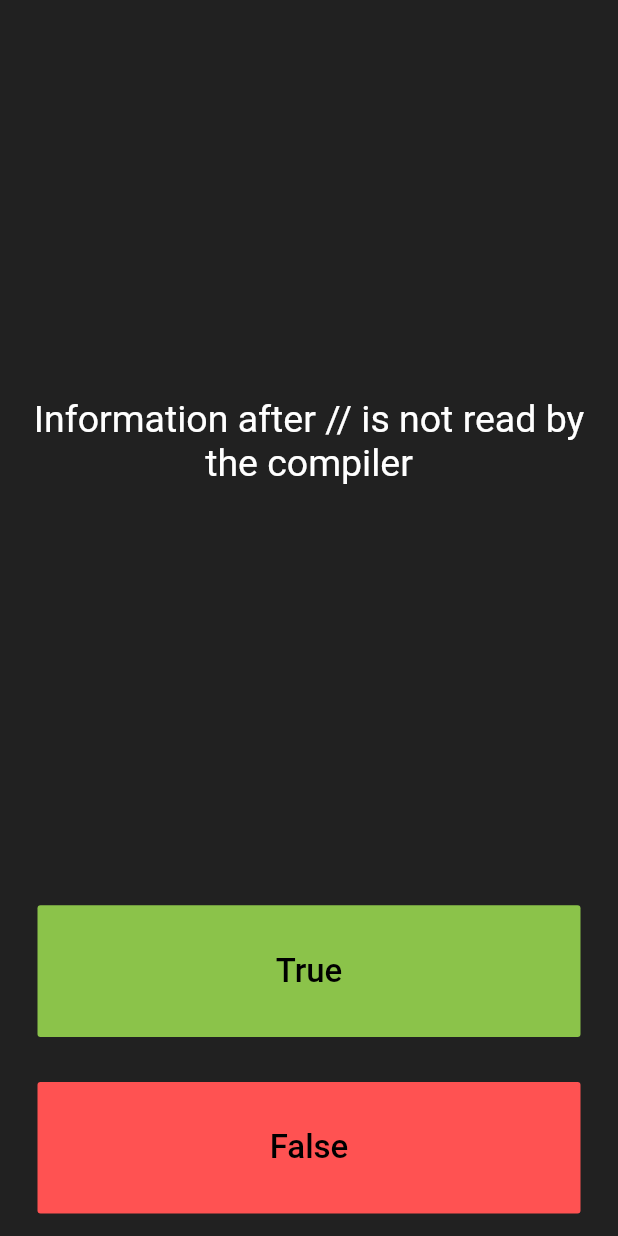
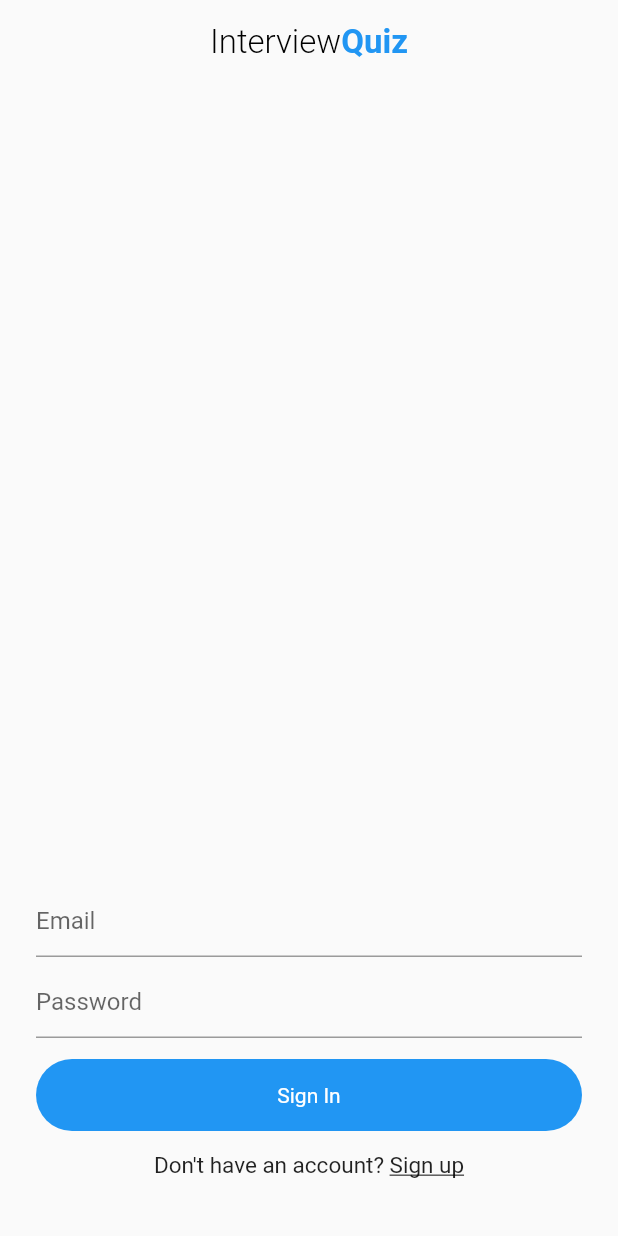
Before and after one commit to epicdelia/CompQuiz, a Flutter app: the screen it shows after launch, on a phone screen of 412 x 824 dp. Run offline on Flutter 3.47's test engine with Material 2 defaults, Android fonts, the phone set to English and light mode, and no system bars; our stand-ins replace firebase_auth, rflutter_alert; accounts and stored records are empty.

Commit message:
Added authentication using firebase. Added sign up & sign in screens with functionality

```diff
--- a/lib/main.dart
+++ b/lib/main.dart
@@ -1,3 +1,4 @@
+import 'package:compquiz/views/signin.dart';
 import 'package:flutter/material.dart';
 import 'package:rflutter_alert/rflutter_alert.dart';
 import 'quiz.dart';
@@ -9,113 +10,9 @@ class QuizMain extends StatelessWidget {
   @override
   Widget build(BuildContext context) {
     return MaterialApp(
-      home: Scaffold(
-        backgroundColor: Colors.grey.shade900,
-        body: SafeArea(
-          child: Padding(
-            padding: EdgeInsets.symmetric(horizontal: 10.0),
-            child: QuizPage(),
-          ),
-        ),
-      ),
+      title: 'Quiz App',
+      debugShowCheckedModeBanner: false,
+      home: SignIn(),
     );
   }
 }
-
-class QuizPage extends StatefulWidget {
-  @override
-  _QuizPageState createState() => _QuizPageState();
-}
-
-class _QuizPageState extends State<QuizPage> {
-  List<Icon> scoreKeeper = [];
-
-  Icon addIcon(Icon i) {
-    scoreKeeper.add(i);
-  }
-
-  void checkAnswer(bool userAnswer) {
-    bool correctAnswer = brain.getQuestionAnswer();
-    setState(() {
-      if (brain.quizEnded() == true) {
-        Alert(context: context, title: "FINISHED QUIZ", desc: "Great job!")
-            .show();
-        brain.reset();
-        scoreKeeper = [];
-      } else {
-        if (userAnswer == correctAnswer) {
-          addIcon(Icon(Icons.check, color: Colors.green));
-        } else {
-          addIcon(Icon(Icons.close, color: Colors.red));
-        }
-        brain.nextQuestion();
-      }
-    });
-  }
-
-  @override
-  Widget build(BuildContext context) {
-    return Column(
-      mainAxisAlignment: MainAxisAlignment.spaceBetween,
-      crossAxisAlignment: CrossAxisAlignment.stretch,
-      children: <Widget>[
-        Expanded(
-          flex: 5,
-          child: Padding(
-            padding: EdgeInsets.all(10.0),
-            child: Center(
-              child: Text(
-                brain.getQuestionText(),
-                textAlign: TextAlign.center,
-                style: TextStyle(
-                  fontSize: 25.0,
-                  color: Colors.white,
-                ),
-              ),
-            ),
-          ),
-        ),
-        Expanded(
-          child: Padding(
-            padding: EdgeInsets.all(15.0),
-            child: FlatButton(
-              textColor: Colors.white,
-              color: Colors.lightGreen,
-              child: Text(
-                'True',
-                style: TextStyle(
-                  color: Colors.black,
-                  fontSize: 22.0,
-                ),
-              ),
-              onPressed: () {
-                checkAnswer(true);
-              },
-            ),
-          ),
-        ),
-        Expanded(
-          child: Padding(
-            padding: EdgeInsets.all(15.0),
-            child: FlatButton(
-              color: Colors.redAccent,
-              child: Text(
-                'False',
-                style: TextStyle(
-                  fontSize: 22.0,
-                  color: Colors.black,
-                ),
-              ),
-              onPressed: () {
-                checkAnswer(false);
-              },
-            ),
-          ),
-        ),
-        Row(
-          children: scoreKeeper,
-        )
-      ],
-    );
-  }
-}
--- /dev/null
+++ b/lib/models/user.dart
@@ -0,0 +1,4 @@
+class User {
+  String uId;
+  User({this.uId});
+}
--- /dev/null
+++ b/lib/views/signin.dart
@@ -0,0 +1,142 @@
+import 'package:compquiz/services/auth.dart';
+import 'package:compquiz/views/signup.dart';
+import 'package:compquiz/widgets/widgets.dart';
+import 'package:flutter/material.dart';
+
+import 'home.dart';
+
+class SignIn extends StatefulWidget {
+  @override
+  _SignInState createState() => _SignInState();
+}
+
+class _SignInState extends State<SignIn> {
+  final _formKey = GlobalKey<FormState>();
+  String email, password;
+  AuthService authService = new AuthService();
+  bool _isLoading = false;
+
+  signIn() async {
+    setState(() {
+      _isLoading = true;
+    });
+    if (_formKey.currentState.validate()) {
+      await authService.signInEmailAndPass(email, password).then((val) {
+        if (val != null) {
+          setState(() {
+            _isLoading = false;
+          });
+          Navigator.pushReplacement(
+              context, MaterialPageRoute(builder: (context) => QuizPage()));
+        }
+      });
+    }
+    setState(() {
+      _isLoading = false;
+    });
+  }
+
+  @override
+  Widget build(BuildContext context) {
+    return Scaffold(
+      appBar: AppBar(
+        title: appBar(context),
+        backgroundColor: Colors.transparent,
+        elevation: 0.0,
+        brightness: Brightness.light,
+      ),
+      body: _isLoading
+          ? Container(
+              child: Center(
+                child: CircularProgressIndicator(),
+              ),
+            )
+          : Form(
+              key: _formKey,
+              child: Container(
+                margin: EdgeInsets.all(24),
+                child: Column(
+                  children: <Widget>[
+                    Spacer(),
+                    TextFormField(
+                      validator: (val) {
+                        return val.isEmpty ? "Enter an email please." : null;
+                      },
+                      decoration: InputDecoration(hintText: "Email"),
+                      onChanged: (val) {
+                        email = val;
+                      },
+                    ),
+                    SizedBox(
+                      height: 6,
+                    ),
+                    TextFormField(
+                      validator: (val) {
+                        return val.isEmpty
+                            ? "Enter your password please."
+                            : null;
+                      },
+                      obscureText: true,
+                      decoration: InputDecoration(hintText: "Password"),
+                      onChanged: (val) {
+                        password = val;
+                      },
+                    ),
+                    SizedBox(
+                      height: 14,
+                    ),
+                    GestureDetector(
+                      onTap: () {
+//                  Navigator.pushReplacement(context,
+//                      MaterialPageRoute(builder: (context) => SignIn()));
+                        signIn();
+                      },
+                      child: Container(
+                        padding: EdgeInsets.symmetric(vertical: 16),
+                        decoration: BoxDecoration(
+                            color: Colors.blue,
+                            borderRadius: BorderRadius.circular(30)),
+                        alignment: Alignment.center,
+                        width: MediaQuery.of(context).size.width,
+                        child: Text(
+                          'Sign In',
+                          style: TextStyle(color: Colors.white),
+                        ),
+                      ),
+                    ),
+                    SizedBox(
+                      height: 14,
+                    ),
+                    Row(
+                      mainAxisAlignment: MainAxisAlignment.center,
+                      children: <Widget>[
+                        Text(
+                          "Don't have an account? ",
+                          style: TextStyle(fontSize: 15),
+                        ),
+                        GestureDetector(
+                          onTap: () {
+                            Navigator.pushReplacement(
+                                context,
+                                MaterialPageRoute(
+                                    builder: (context) => SignUp()));
+                          },
+                          child: Text(
+                            'Sign up',
+                            style: TextStyle(
+                                fontSize: 15,
+                                decoration: TextDecoration.underline),
+                          ),
+                        )
+                      ],
+                    ),
+                    SizedBox(
+                      height: 14,
+                    ),
+                  ],
+                ),
+              ),
+            ),
+    );
+  }
+}
--- /dev/null
+++ b/lib/widgets/widgets.dart
@@ -0,0 +1,21 @@
+import 'package:flutter/material.dart';
+
+Widget appBar(BuildContext context) {
+  return Center(
+    child: RichText(
+      text: TextSpan(
+        style: TextStyle(fontSize: 22),
+        children: <TextSpan>[
+          TextSpan(
+              text: 'Interview',
+              style:
+                  TextStyle(fontWeight: FontWeight.w300, color: Colors.black)),
+          TextSpan(
+              text: 'Quiz',
+              style:
+                  TextStyle(fontWeight: FontWeight.bold, color: Colors.blue)),
+        ],
+      ),
+    ),
+  );
+}
```
Also changed, not shown: lib/services/auth.dart (added, +41 -0 lines), lib/views/home.dart (added, +110 -0 lines), lib/views/signup.dart (added, +153 -0 lines), pubspec.yaml (+7 -0 lines), lib/views/authenticate.dart (added), pubspec.lock, 3 other files.
